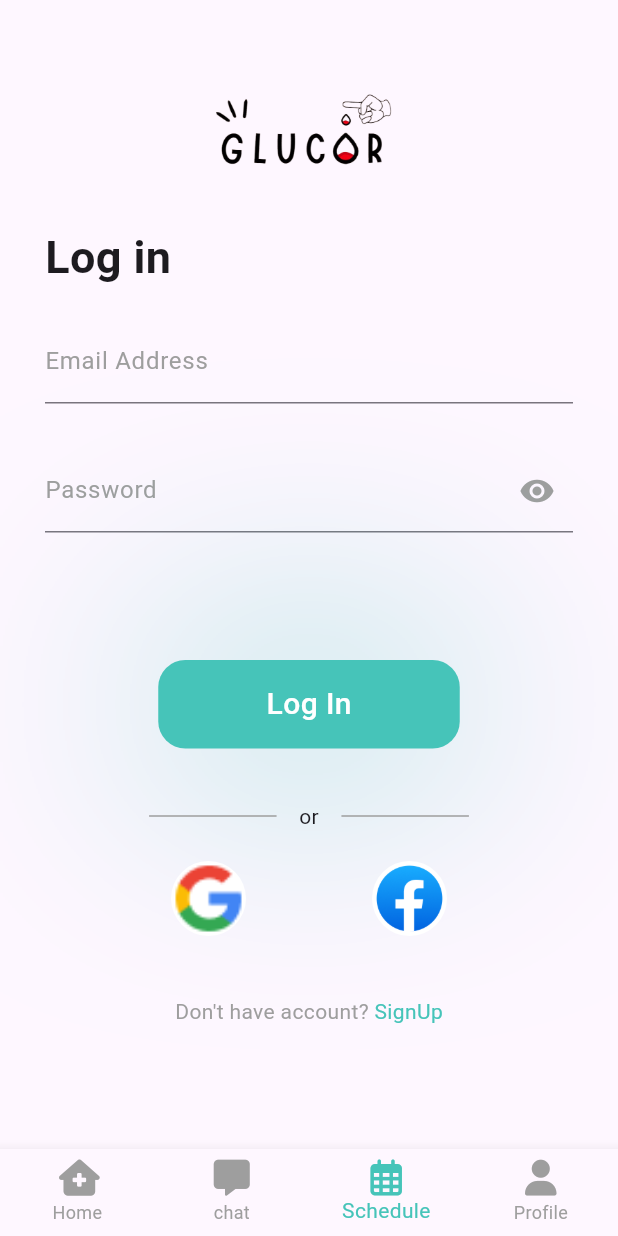
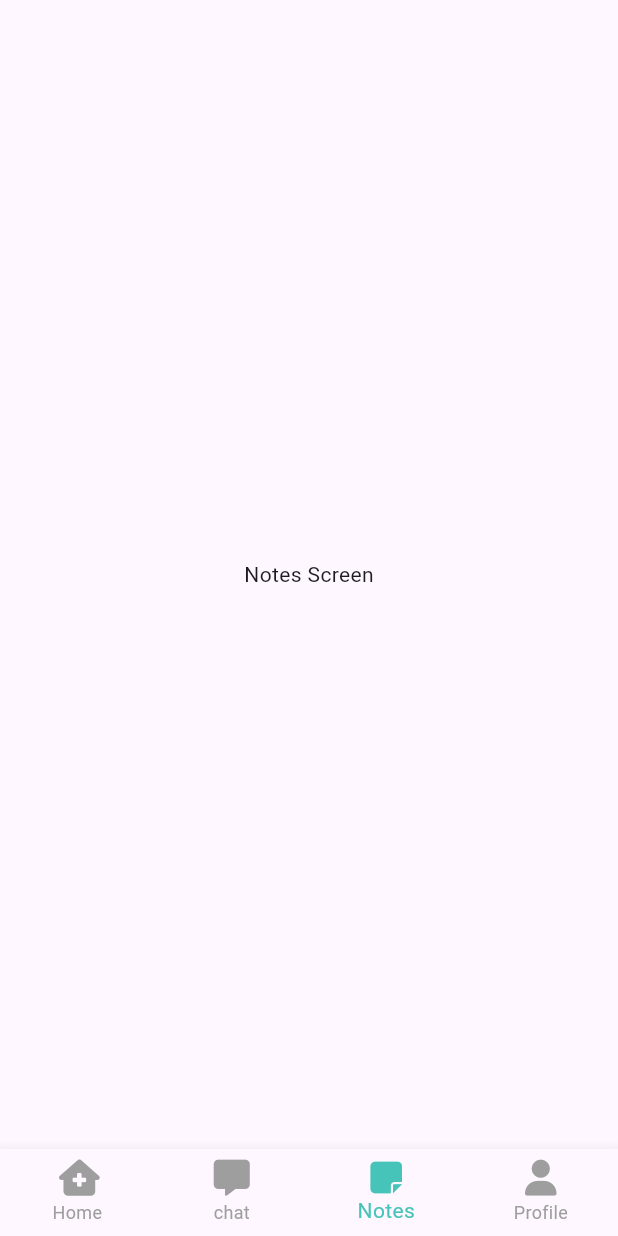
Before and after one commit to MazenOthman32/Glucor, a Flutter app: the screen it shows after launch, item 3 of the bottom bar chosen, on a phone screen of 412 x 824 dp. Run offline on Flutter 3.47's test engine with Material 3 defaults, Android fonts, the phone set to English and light mode, and no system bars; our stand-ins replace firebase_auth, firebase_core, firebase_database, font_awesome_flutter; accounts and stored records are empty.

Commit message:
Some of Screens was added but still empty

```diff
--- a/lib/core/route/routes.dart
+++ b/lib/core/route/routes.dart
@@ -1,27 +1,33 @@
 // ignore_for_file: unused_import
-
+import 'package:firebase_auth/firebase_auth.dart';
 import 'package:flutter/material.dart';
 import 'package:gradution_project/features/auth/login/loginpage.dart';
 import 'package:gradution_project/features/auth/profileupdate.dart/set_profile.dart';
 import 'package:gradution_project/features/auth/profileupdate.dart/verfication.dart';
 import 'package:gradution_project/features/auth/signup/signuppage.dart';
 import 'package:gradution_project/features/buttom_nav_bar/buttom_nav_bar.dart';
+import 'package:gradution_project/features/buttom_nav_bar/profile/faq/faq.dart';
+import 'package:gradution_project/features/buttom_nav_bar/profile/profile_info/profile_info.dart';
+import 'package:gradution_project/features/buttom_nav_bar/profile/report/report.dart';
 import 'package:gradution_project/features/homepage/homepage.dart';
 import 'package:gradution_project/features/onboarding/page_view.dart';
 import 'package:gradution_project/features/auth/profileupdate.dart/qf2.dart';
 import 'package:gradution_project/features/start_screen/start_screen.dart';
-
+import '../../features/buttom_nav_bar/notes/notes.dart';
 
 class Routes {
   static Map<String, Widget Function(BuildContext)> allRoutes = {
-    '/': (context) => const BottomNavBarScreen() ,//StartScreen(),
+    '/': (context) => const BottomNavBarScreen(), //StartScreen(),
     PageViewDemo.routeName: (context) => const PageViewDemo(),
     LoginScreen.routeName: (context) => const LoginScreen(),
     SignUpScreen.routeName: (context) => const SignUpScreen(),
-    SetProfile.routeName: (context) =>  SetProfile(),
-
-    VerifyPhoneNumber.routeName: (context) =>  VerifyPhoneNumber(),
+    SetProfile.routeName: (context) => SetProfile(),
+    ProfileInfo.routeName: (context) => const ProfileInfo(),
+    Notes.routeName: (context) => const Notes(),
+    Faq.routeName:(context) => const Faq(),
+    Report.routeName:(context) => const Report(),
+    VerifyPhoneNumber.routeName: (context) => VerifyPhoneNumber(),
     HomePageScreen.routeName: (context) => const HomePageScreen(),
-    Qf2.routeName: (context) =>  const Qf2(),
+    Qf2.routeName: (context) => const Qf2(),
   };
 }
--- a/lib/features/buttom_nav_bar/buttom_nav_bar.dart
+++ b/lib/features/buttom_nav_bar/buttom_nav_bar.dart
@@ -1,3 +1,5 @@
+// ignore_for_file: unused_import
+
 import 'package:flutter/material.dart';
 import 'package:font_awesome_flutter/font_awesome_flutter.dart';
 import 'package:gradution_project/core/util/constant.dart';
@@ -5,6 +7,7 @@ import 'package:gradution_project/features/auth/login/loginpage.dart';
 import 'package:gradution_project/features/buttom_nav_bar/chat/chat.dart';
 import 'package:gradution_project/features/buttom_nav_bar/profile/profile.dart';
 import 'package:gradution_project/features/homepage/homepage.dart';
+import 'notes/notes.dart';
 
 // ignore: camel_case_types
 class BottomNavBarScreen extends StatefulWidget {
@@ -22,7 +25,7 @@ class _bottomNavBarScreenState extends State<BottomNavBarScreen> {
   final List pages = <Widget>[
     const HomePageScreen(),
     const ChatScreen(),
-    const LoginScreen(),
+    const Notes(),
     const Profile()
   ];
 
@@ -58,8 +61,8 @@ class _bottomNavBarScreenState extends State<BottomNavBarScreen> {
             label: "chat",
           ),
           BottomNavigationBarItem(
-            icon: Icon(FontAwesomeIcons.calendarDays),
-            label: "Schedule",
+            icon: Icon(FontAwesomeIcons.solidNoteSticky),
+            label: "Notes",
           ),
           BottomNavigationBarItem(
             icon: Icon(FontAwesomeIcons.solidUser),
--- /dev/null
+++ b/lib/features/buttom_nav_bar/notes/notes.dart
@@ -0,0 +1,14 @@
+import 'package:flutter/material.dart';
+import 'package:gradution_project/features/buttom_nav_bar/notes/notes_details.dart';
+
+class Notes extends StatelessWidget {
+  static const String routeName = " NotesScreen";
+  const Notes({super.key});
+
+  @override
+  Widget build(BuildContext context) {
+    return const Scaffold(
+      body: NotesDetails(),
+    );
+  }
+}
--- /dev/null
+++ b/lib/features/buttom_nav_bar/notes/notes_details.dart
@@ -0,0 +1,12 @@
+import 'package:flutter/material.dart';
+
+class NotesDetails extends StatelessWidget {
+  const NotesDetails({super.key});
+
+  @override
+  Widget build(BuildContext context) {
+    return const Center(
+      child: Text("Notes Screen"),
+    );
+  }
+}
```
Also changed, not shown: lib/features/buttom_nav_bar/profile/faq/faq.dart (added, +15 -0 lines), lib/features/buttom_nav_bar/profile/faq/faq_page.dart (added, +12 -0 lines), lib/features/buttom_nav_bar/profile/profile_home_page.dart (+13 -3 lines), lib/features/buttom_nav_bar/profile/profile_info/profile_info.dart (added, +14 -0 lines), lib/features/buttom_nav_bar/profile/profile_info/profile_info_details.dart (added, +12 -0 lines), lib/features/buttom_nav_bar/profile/report/report.dart (added, +17 -0 lines), lib/features/buttom_nav_bar/profile/report/report_datils.dart (added, +12 -0 lines), lib/features/homepage/homepage_details.dart (+10 -42 lines).
